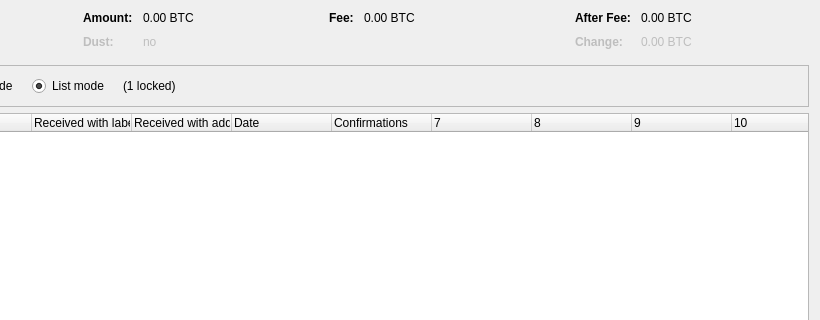
Before: the Qt Designer form src/qt/forms/coincontroldialog.ui in frozenflux3/munt-official, drawn with Qt 5; both pictures show x 180 to 1000 and y 0 to 320 of the 1000 by 500 pixel window.
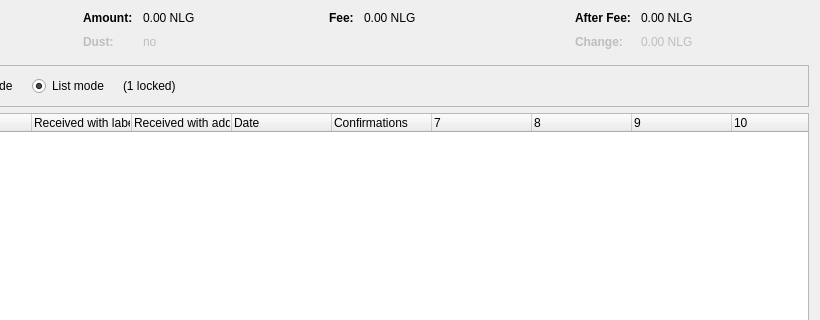
After: the same form once the commit is applied. Custom widgets are drawn as their Qt base class.

What changed in the file:
```diff
--- a/src/qt/forms/coincontroldialog.ui
+++ b/src/qt/forms/coincontroldialog.ui
@@ -132,7 +132,7 @@
           <enum>Qt::ActionsContextMenu</enum>
          </property>
          <property name="text">
-          <string notr="true">0.00 BTC</string>
+          <string notr="true">0.00 NLG</string>
          </property>
          <property name="textInteractionFlags">
           <set>Qt::LinksAccessibleByMouse|Qt::TextSelectableByKeyboard|Qt::TextSelectableByMouse</set>
@@ -212,7 +212,7 @@
           <enum>Qt::ActionsContextMenu</enum>
          </property>
          <property name="text">
-          <string notr="true">0.00 BTC</string>
+          <string notr="true">0.00 NLG</string>
          </property>
          <property name="textInteractionFlags">
           <set>Qt::LinksAccessibleByMouse|Qt::TextSelectableByKeyboard|Qt::TextSelectableByMouse</set>
@@ -257,7 +257,7 @@
           <enum>Qt::ActionsContextMenu</enum>
          </property>
          <property name="text">
-          <string notr="true">0.00 BTC</string>
+          <string notr="true">0.00 NLG</string>
          </property>
          <property name="textInteractionFlags">
           <set>Qt::LinksAccessibleByMouse|Qt::TextSelectableByKeyboard|Qt::TextSelectableByMouse</set>
@@ -292,7 +292,7 @@
           <enum>Qt::ActionsContextMenu</enum>
          </property>
          <property name="text">
-          <string notr="true">0.00 BTC</string>
+          <string notr="true">0.00 NLG</string>
          </property>
          <property name="textInteractionFlags">
           <set>Qt::LinksAccessibleByMouse|Qt::TextSelectableByKeyboard|Qt::TextSelectableByMouse</set>
```
